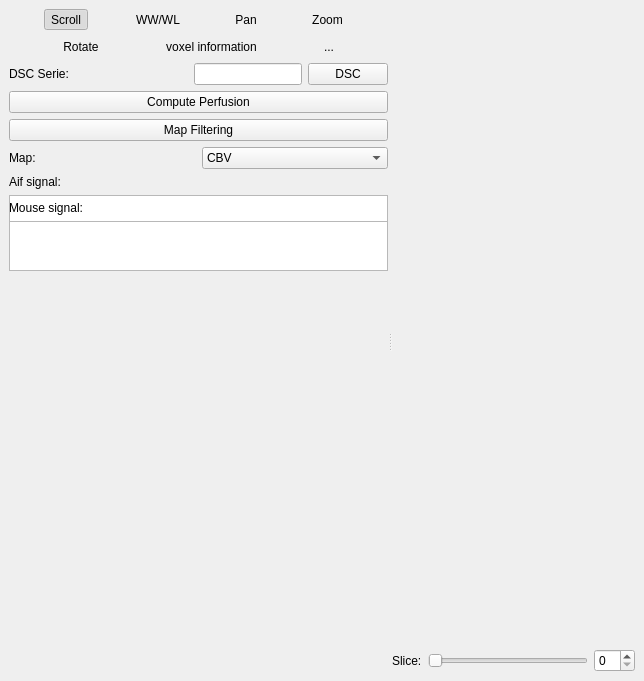
starviewer-medical/starviewer, file starviewer/src/extensions/playground/perfusionmapreconstruction/qperfusionmapreconstructionextensionbase.ui: the form before one commit.
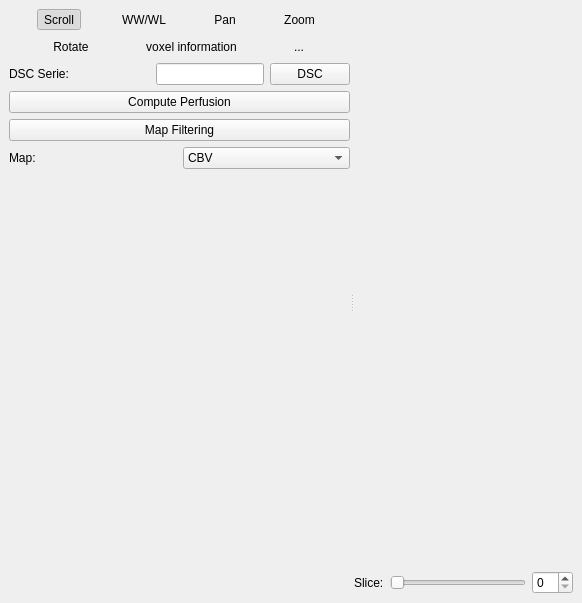
The form after the commit. Icons and pictures are not drawn. Custom widgets are drawn as their Qt base class.

Commit message: ENH: S'ha millorat l'extensió de reconstrucció de mapes de perfusió. També s'ha millorat el widget de creació de gràfiques.

What changed in the file:
```diff
--- a/starviewer/src/extensions/playground/perfusionmapreconstruction/qperfusionmapreconstructionextensionbase.ui
+++ b/starviewer/src/extensions/playground/perfusionmapreconstruction/qperfusionmapreconstructionextensionbase.ui
@@ -5,8 +5,8 @@
    <rect>
     <x>0</x>
     <y>0</y>
-    <width>644</width>
-    <height>681</height>
+    <width>582</width>
+    <height>603</height>
    </rect>
   </property>
   <property name="windowTitle" >
@@ -334,51 +334,25 @@
          </layout>
         </item>
         <item>
-         <widget class="QLabel" name="m_aifLabel" >
-          <property name="text" >
-           <string>Aif signal:</string>
-          </property>
-         </widget>
-        </item>
-        <item>
-         <widget class="udg::ShadeWidget" name="m_AIFView" >
+         <widget class="udg::QGraphicPlotWidget" native="1" name="m_aifplot" >
           <property name="sizePolicy" >
            <sizepolicy>
-            <hsizetype>13</hsizetype>
-            <vsizetype>13</vsizetype>
+            <hsizetype>5</hsizetype>
+            <vsizetype>5</vsizetype>
             <horstretch>0</horstretch>
             <verstretch>0</verstretch>
            </sizepolicy>
           </property>
           <property name="minimumSize" >
            <size>
-            <width>50</width>
-            <height>50</height>
+            <width>20</width>
+            <height>20</height>
            </size>
           </property>
-         </widget>
-        </item>
-        <item>
-         <widget class="QLabel" name="label" >
-          <property name="text" >
-           <string>Mouse signal:</string>
-          </property>
-         </widget>
-        </item>
-        <item>
-         <widget class="udg::ShadeWidget" name="m_mouseTrackingView" >
-          <property name="sizePolicy" >
-           <sizepolicy>
-            <hsizetype>13</hsizetype>
-            <vsizetype>13</vsizetype>
-            <horstretch>0</horstretch>
-            <verstretch>0</verstretch>
-           </sizepolicy>
-          </property>
-          <property name="minimumSize" >
+          <property name="maximumSize" >
            <size>
-            <width>50</width>
-            <height>50</height>
+            <width>16777215</width>
+            <height>16777215</height>
            </size>
           </property>
          </widget>
@@ -387,8 +361,8 @@
          <widget class="udg::QGraphicPlotWidget" native="1" name="m_graphicplot" >
           <property name="sizePolicy" >
            <sizepolicy>
-            <hsizetype>13</hsizetype>
-            <vsizetype>13</vsizetype>
+            <hsizetype>5</hsizetype>
+            <vsizetype>5</vsizetype>
             <horstretch>0</horstretch>
             <verstretch>0</verstretch>
            </sizepolicy>
@@ -483,11 +457,6 @@
   </layout>
  </widget>
  <customwidgets>
-  <customwidget>
-   <class>udg::ShadeWidget</class>
-   <extends>QGraphicsView</extends>
-   <header>shadewidget.h</header>
-  </customwidget>
   <customwidget>
    <class>udg::QGraphicPlotWidget</class>
    <extends>QWidget</extends>
```
The commit also changes 7 other files.
